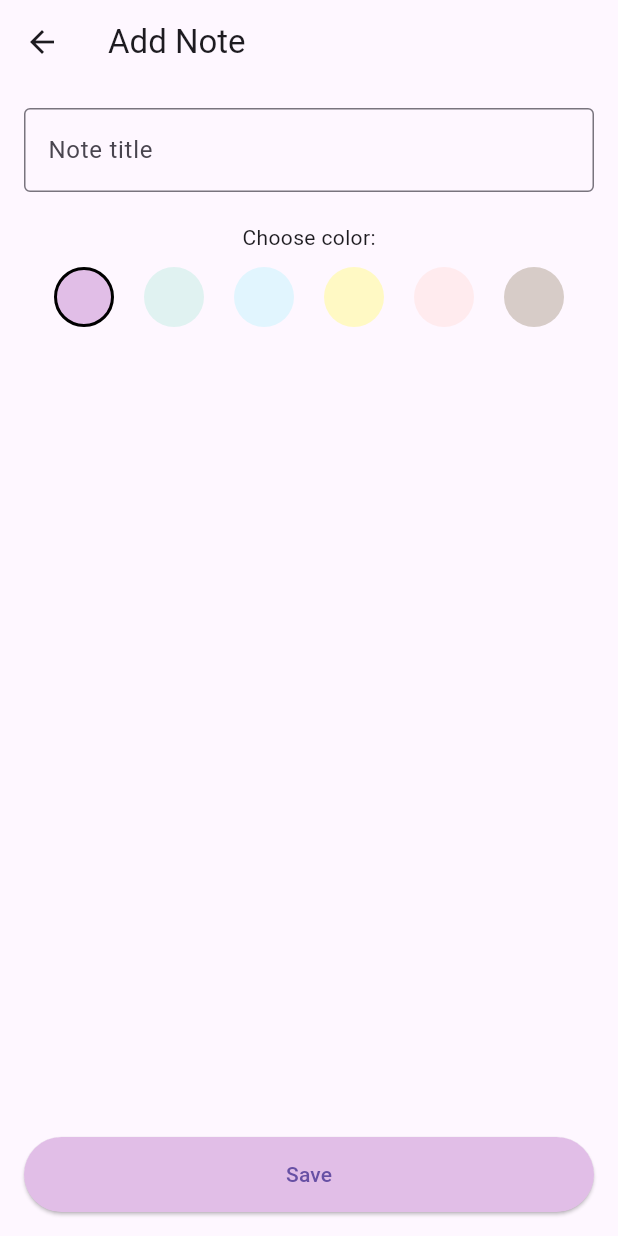
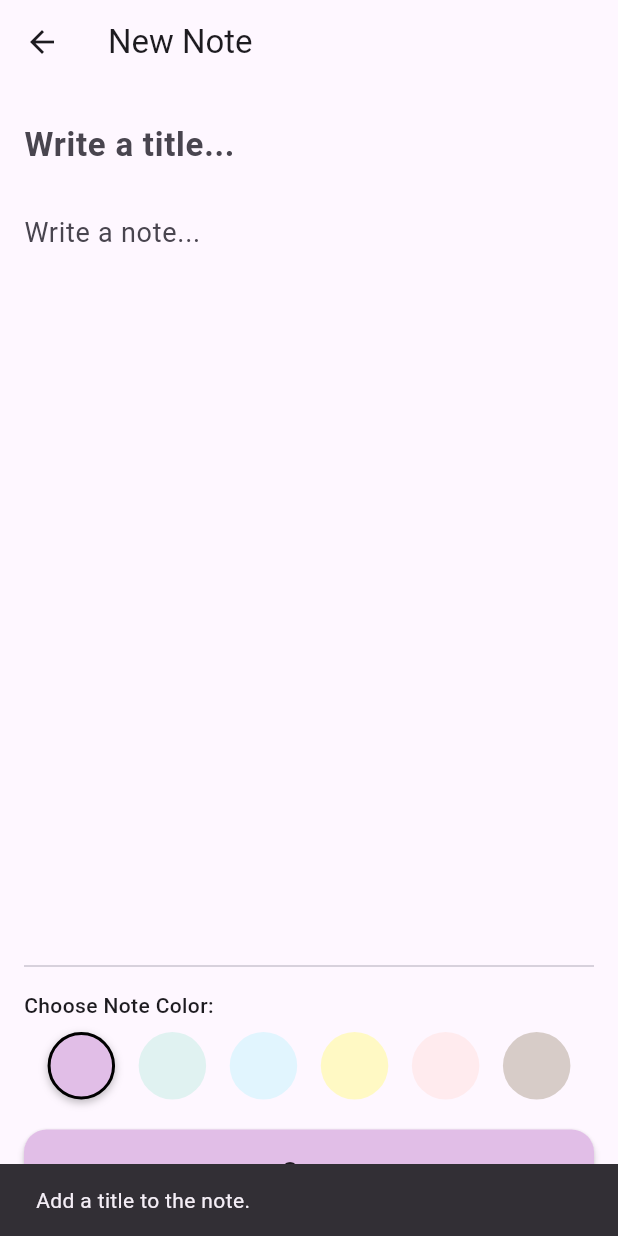
Before and after one commit to babaganush34/to_do_1_0, a Flutter app: the AddPage screen opened directly, after a tap on "Save", on a phone screen of 412 x 824 dp. Run offline on Flutter 3.47's test engine with Material 3 defaults, Android fonts, the phone set to English and light mode, and no system bars.

Commit message:
Third commit

```diff
--- a/lib/addPage.dart
+++ b/lib/addPage.dart
@@ -10,7 +10,8 @@ class AddPage extends StatefulWidget {
 }
 
 class _AddPageState extends State<AddPage> {
-  final textController = TextEditingController();
+  final titleController = TextEditingController();
+  final contentController = TextEditingController();
   final List<Color> colors = [
     const Color(0xFFE1BEE7),
     const Color(0xFFE0F2F1),
@@ -25,29 +26,49 @@ class _AddPageState extends State<AddPage> {
   @override
   Widget build(BuildContext context) {
     return Scaffold(
-      appBar: AppBar(title: const Text("Add Note")),
+      appBar: AppBar(title: const Text("New Note"), elevation: 0),
       body: Padding(
         padding: const EdgeInsets.all(16.0),
         child: Column(
+          crossAxisAlignment: CrossAxisAlignment.start,
           children: [
             TextField(
-              controller: textController,
+              controller: titleController,
+              style: const TextStyle(fontSize: 22, fontWeight: FontWeight.bold),
               decoration: const InputDecoration(
-                labelText: "Note title",
-                border: OutlineInputBorder(),
+                hintText: "Write a title...",
+                border: InputBorder.none,
               ),
             ),
-            const SizedBox(height: 20),
-            const Text("Choose color:"),
             const SizedBox(height: 10),
+            Expanded(
+              child: TextField(
+                controller: contentController,
+                maxLines: null,
+                style: const TextStyle(fontSize: 18),
+                decoration: const InputDecoration(
+                  hintText: "Write a note...",
+                  border: InputBorder.none,
+                ),
+              ),
+            ),
+
+            const Divider(),
+            const Padding(
+              padding: EdgeInsets.symmetric(vertical: 8.0),
+              child: Text(
+                "Choose Note Color:",
+                style: TextStyle(fontWeight: FontWeight.w500),
+              ),
+            ),
             Row(
               mainAxisAlignment: MainAxisAlignment.spaceEvenly,
               children: colors.map((color) {
                 return GestureDetector(
                   onTap: () => setState(() => selectedColor = color),
                   child: Container(
-                    width: 40,
-                    height: 40,
+                    width: 45,
+                    height: 45,
                     decoration: BoxDecoration(
                       color: color,
                       shape: BoxShape.circle,
@@ -57,25 +78,51 @@ class _AddPageState extends State<AddPage> {
                             : Colors.transparent,
                         width: 2,
                       ),
+                      boxShadow: [
+                        if (selectedColor == color)
+                          BoxShadow(
+                            color: Colors.black26,
+                            blurRadius: 4,
+                            offset: Offset(0, 2),
+                          ),
+                      ],
                     ),
                   ),
                 );
               }).toList(),
             ),
-            const Spacer(),
+            const SizedBox(height: 20),
             ElevatedButton(
               onPressed: () {
-                if (textController.text.isNotEmpty) {
-                  Navigator.of(
-                    context,
-                  ).pop(Note(title: textController.text, color: selectedColor));
+                if (titleController.text.isNotEmpty) {
+                  Navigator.of(context).pop(
+                    Note(
+                      title: titleController.text,
+                      content: contentController.text.isEmpty
+                          ? null
+                          : contentController.text,
+                      color: selectedColor,
+                    ),
+                  );
+                } else {
+                  ScaffoldMessenger.of(context).showSnackBar(
+                    const SnackBar(content: Text("Add a title to the note.")),
+                  );
                 }
               },
               style: ElevatedButton.styleFrom(
-                minimumSize: const Size(double.infinity, 50),
+                minimumSize: const Size(double.infinity, 55),
                 backgroundColor: selectedColor,
+                foregroundColor: Colors.black87,
+                shape: RoundedRectangleBorder(
+                  borderRadius: BorderRadius.circular(15),
+                ),
+                elevation: 2,
               ),
-              child: const Text('Save'),
+              child: const Text(
+                "Save",
+                style: TextStyle(fontWeight: FontWeight.bold, fontSize: 16),
+              ),
             ),
           ],
         ),
```
Also changed, not shown: lib/main.dart (+39 -5 lines), lib/viewNotePage.dart (added, +92 -0 lines).
